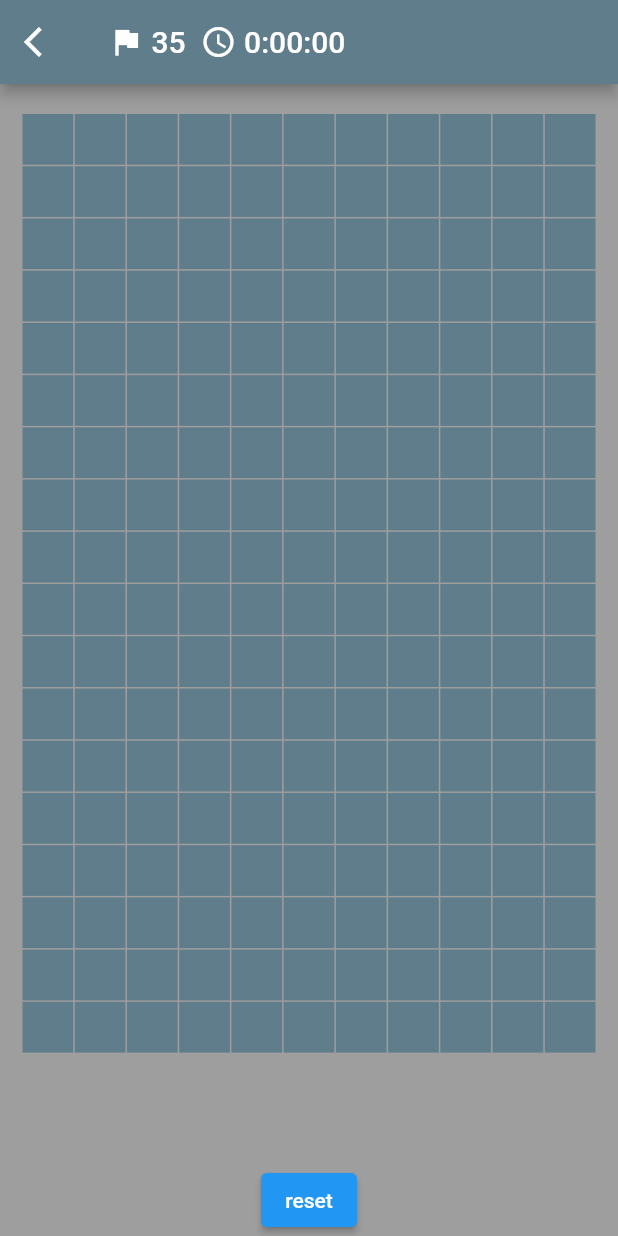
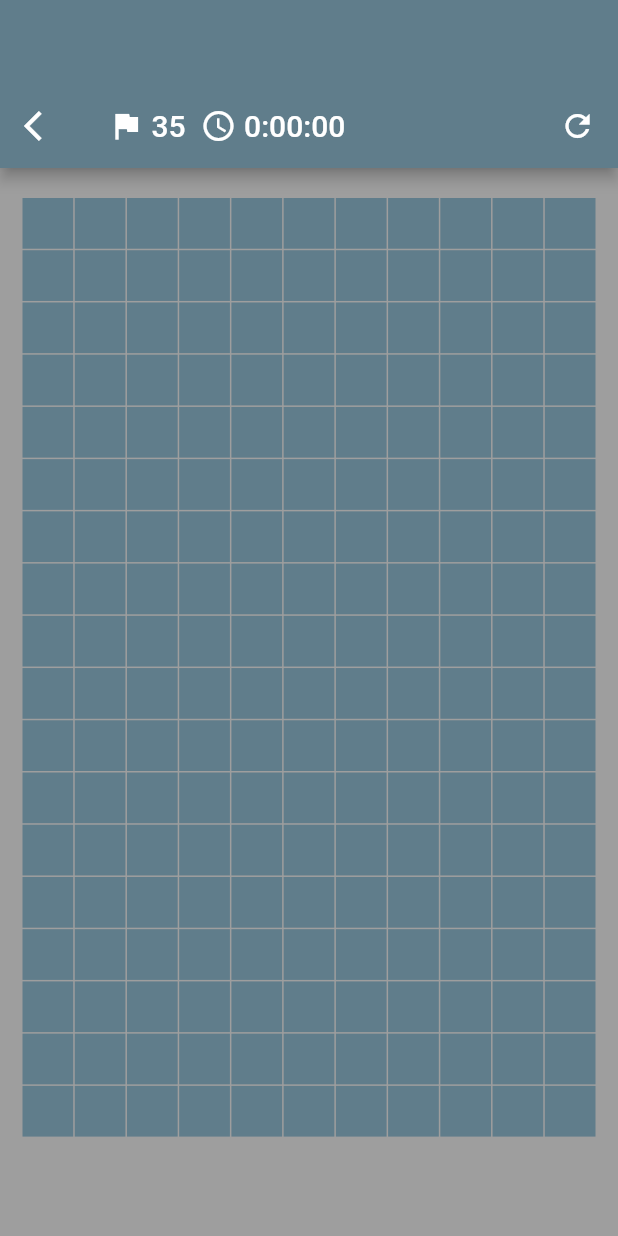
Before and after one commit to AbashAnewAunty/flutter-minesweeper, a Flutter app: the GamePage screen opened by its route, on a phone screen of 412 x 824 dp. Run offline on Flutter 3.47's test engine with Material 2 defaults, Android fonts, the phone set to English and light mode, and no system bars; our stand-ins replace firebase_analytics, firebase_core, group_button, shared_preferences, tuple; missing offline and left inert: flutter_animated_dialog; accounts and stored records are empty.

Commit message:
fix disign

```diff
--- a/lib/game_page.dart
+++ b/lib/game_page.dart
@@ -17,10 +17,14 @@ class GamePage extends StatelessWidget {
       onWillPop: () async {
         return true;
       },
-      child: Material(
-        color: Colors.blueGrey,
-        child: SafeArea(
-          child: Container(
+      child: SafeArea(
+        child: Scaffold(
+          appBar: AppBar(
+            leading: const SizedBox(),
+            backgroundColor: Colors.blueGrey,
+            elevation: 0,
+          ),
+          body: Material(
             color: Colors.grey,
             child: Column(
               children: [
@@ -58,10 +62,6 @@ class GamePage extends StatelessWidget {
                       },
                     ),
                   ),
-                ),
-                ElevatedButton(
-                  onPressed: () => viewModel.reset(),
-                  child: const Text("reset"),
                 ),
               ],
             ),
@@ -105,6 +105,17 @@ class GamePage extends StatelessWidget {
           ),
         ],
       ),
+      actions: [
+        GestureDetector(
+          behavior: HitTestBehavior.opaque,
+          onTap: () {
+            final viewModel = context.read<GamePageViewModel>();
+            viewModel.reset();
+          },
+          child: const Icon(Icons.refresh),
+        ),
+        const SizedBox(width: 15)
+      ],
     );
   }
 }
```
